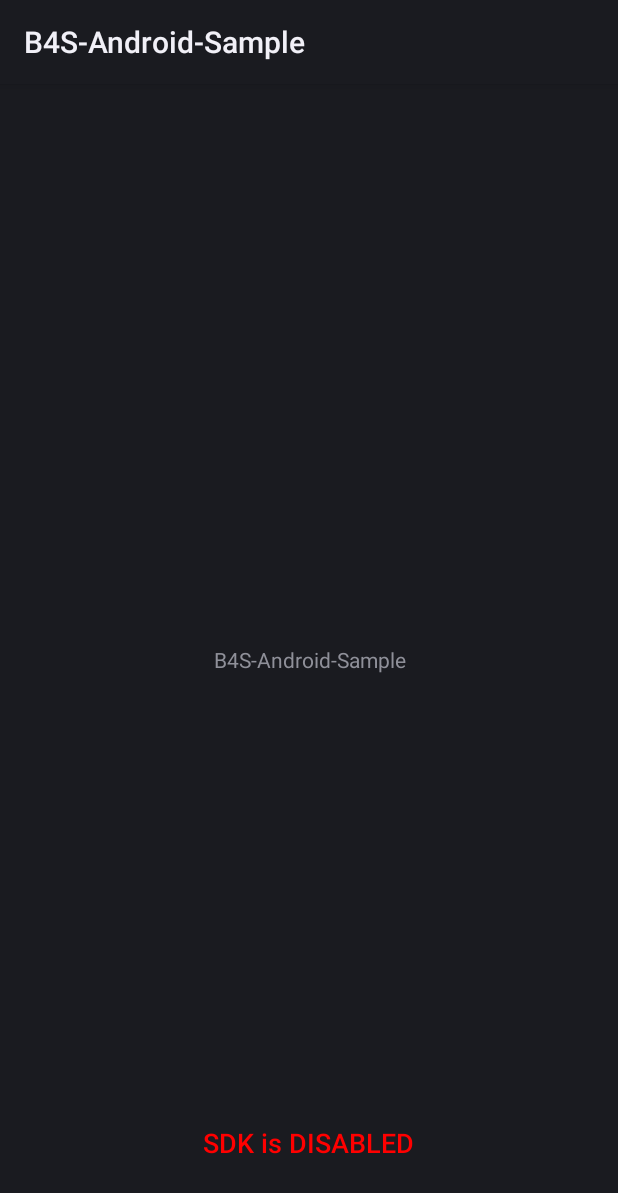
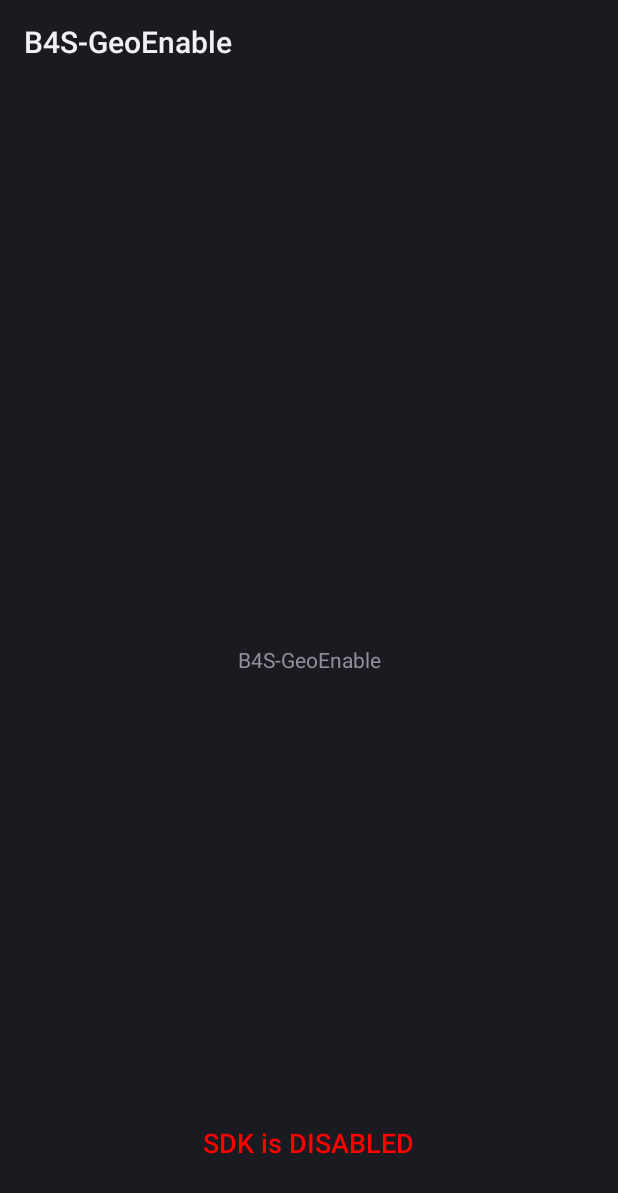
Before and after one commit to ezeeworld/B4S-ConditionallyEnableSDK, an Android app: the screen it shows after launch (LaunchActivity), on a phone screen of 412 x 824 dp. Shown: the top 1193 px of the screen. Run offline under Robolectric (Android 15) with nearby library versions, the phone set to English and light mode, and no system bars; 2 statements that could not run were skipped.

Commit message:
Name updated

```diff
--- a/Android/conditionallyEnableSDK-gradle/app/src/main/res/values/strings.xml
+++ b/Android/conditionallyEnableSDK-gradle/app/src/main/res/values/strings.xml
@@ -1,6 +1,6 @@
 <resources>
 
-	<string name="app_name">B4S-Android-Sample</string>
+	<string name="app_name">B4S-GeoEnable</string>
 	<string name="preference_file_key">com.ezeeworld.b4s.android.sdk.sample</string>
 	<string name="enableNeerby_title">Do you want to enable the SDK ?</string>
 	<string name="enableNeerby_content">By clicking Accept you allow this app to display relevant messages based on you location</string>
```
